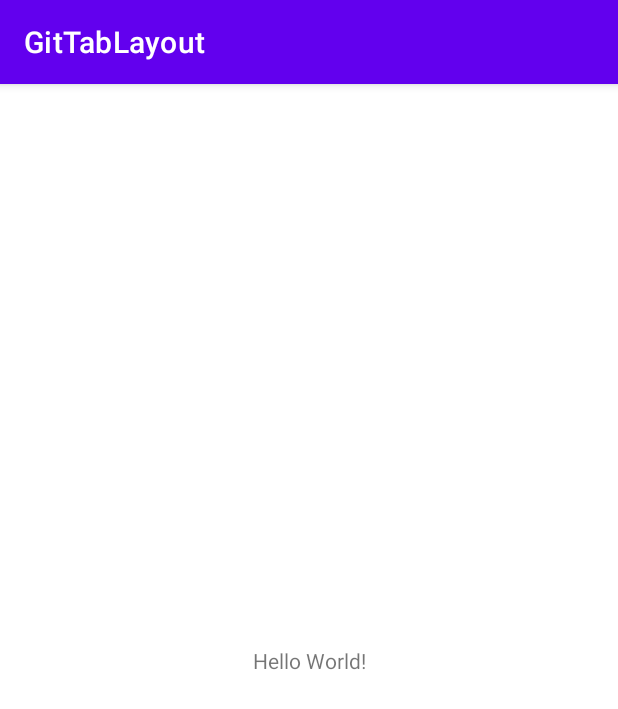
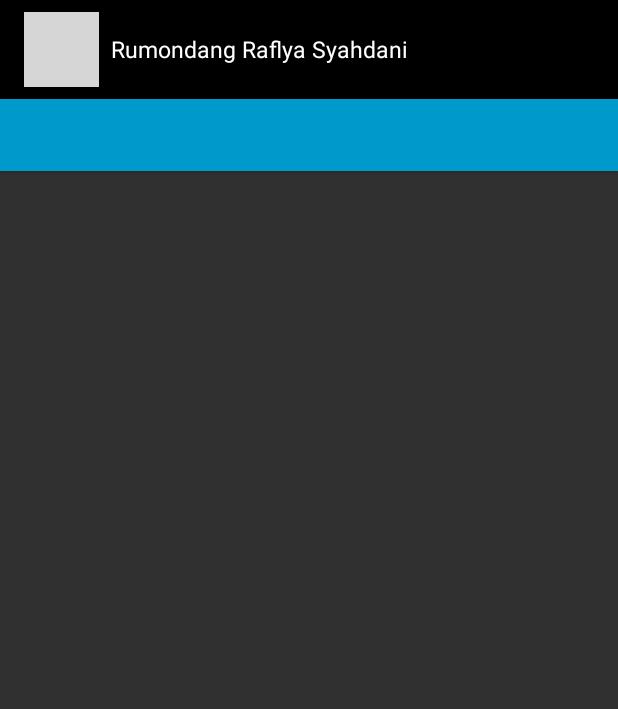
Before and after one commit to raflyasyahdani11/TabLayout, an Android app: the screen it shows after launch (MainActivity), on a phone screen of 412 x 824 dp. Shown: the top 709 px of the screen. Run offline under Robolectric (Android 15) with nearby library versions, the phone set to English and light mode, and no system bars; our stand-ins replace CircleImageView; grey boxes are pictures that could not be loaded.

Commit message:
komit kedua

```diff
--- a/app/build.gradle
+++ b/app/build.gradle
@@ -39,6 +39,11 @@ dependencies {
     implementation 'androidx.appcompat:appcompat:1.2.0'
     implementation 'com.google.android.material:material:1.2.1'
     implementation 'androidx.constraintlayout:constraintlayout:2.0.4'
+    implementation 'com.google.android.material:material:1.2.1'
+    implementation 'androidx.legacy:legacy-support-v4:1.0.0'
+    implementation 'androidx.navigation:navigation-fragment-ktx:2.3.1'
+    implementation 'androidx.navigation:navigation-ui-ktx:2.3.1'
+    implementation 'de.hdodenhof:circleimageview:3.1.0'
     testImplementation 'junit:junit:4.+'
     androidTestImplementation 'androidx.test.ext:junit:1.1.2'
     androidTestImplementation 'androidx.test.espresso:espresso-core:3.3.0'
--- a/app/src/main/java/com/rumondang/gittablayout/MainActivity.kt
+++ b/app/src/main/java/com/rumondang/gittablayout/MainActivity.kt
@@ -2,10 +2,57 @@ package com.rumondang.gittablayout
 
 import androidx.appcompat.app.AppCompatActivity
 import android.os.Bundle
+import androidx.appcompat.widget.Toolbar
+import androidx.fragment.app.Fragment
+import androidx.fragment.app.FragmentManager
+import androidx.fragment.app.FragmentPagerAdapter
+import androidx.viewpager.widget.ViewPager
+import com.google.android.material.tabs.TabLayout
+
 
 class MainActivity : AppCompatActivity() {
     override fun onCreate(savedInstanceState: Bundle?) {
         super.onCreate(savedInstanceState)
         setContentView(R.layout.activity_main)
+
+        val toolbar: Toolbar = findViewById(R.id.toolbar_awal)
+        setSupportActionBar(toolbar)
+        supportActionBar!!.title = ""
+
+        val tabLayout: TabLayout = findViewById(R.id.tab_layout)
+        val viewPager: ViewPager = findViewById(R.id.view_pager)
+        val viewPagerAdapter = ViewPagerAdapter(supportFragmentManager)
+
+        viewPager.adapter = viewPagerAdapter
+        tabLayout.setupWithViewPager(viewPager)
+    }
+    internal class ViewPagerAdapter(fragmentManager: FragmentManager): FragmentPagerAdapter(
+        fragmentManager, BEHAVIOR_RESUME_ONLY_CURRENT_FRAGMENT
+    ){
+
+        private val fragments: ArrayList<Fragment>
+        private val juduls: ArrayList<String>
+
+        init {
+            fragments = ArrayList()
+            juduls = ArrayList()
+        }
+
+        override fun getCount(): Int {
+            return fragments.size
+        }
+
+        override fun getItem(position: Int): Fragment {
+            return fragments[position]
+        }
+
+        fun tambahFragment(fragment: Fragment, judul: String){
+            fragments.add(fragment)
+            juduls.add(judul)
+        }
+
+        override fun getPageTitle(position: Int): CharSequence? {
+            return juduls[position]
+        }
     }
 }
--- a/app/src/main/res/layout/activity_main.xml
+++ b/app/src/main/res/layout/activity_main.xml
@@ -1,18 +1,54 @@
 <?xml version="1.0" encoding="utf-8"?>
-<androidx.constraintlayout.widget.ConstraintLayout xmlns:android="http://schemas.android.com/apk/res/android"
+
+<LinearLayout xmlns:android="http://schemas.android.com/apk/res/android"
     xmlns:app="http://schemas.android.com/apk/res-auto"
     xmlns:tools="http://schemas.android.com/tools"
     android:layout_width="match_parent"
     android:layout_height="match_parent"
+    android:orientation="vertical"
     tools:context=".MainActivity">
 
-    <TextView
-        android:layout_width="wrap_content"
-        android:layout_height="wrap_content"
-        android:text="Hello World!"
-        app:layout_constraintBottom_toBottomOf="parent"
-        app:layout_constraintLeft_toLeftOf="parent"
-        app:layout_constraintRight_toRightOf="parent"
-        app:layout_constraintTop_toTopOf="parent" />
+    <com.google.android.material.appbar.AppBarLayout
+        android:layout_width="match_parent"
+        android:layout_height="wrap_content">
 
-</androidx.constraintlayout.widget.ConstraintLayout>
+        <androidx.appcompat.widget.Toolbar
+            android:id="@+id/toolbar_awal"
+            android:layout_width="match_parent"
+            android:layout_height="wrap_content"
+            android:background="@color/design_default_color_on_secondary"
+            app:popupTheme="@style/AppTheme">
+
+            <de.hdodenhof.circleimageview.CircleImageView
+                android:layout_width="50dp"
+                android:layout_height="50dp"
+                android:layout_marginTop="8dp"
+                android:layout_marginBottom="8dp"
+                android:src="@drawable/mondang"
+                android:tint="@android:color/white" />
+
+            <TextView
+                android:id="@+id/pengguna"
+                android:layout_width="wrap_content"
+                android:layout_height="wrap_content"
+                android:layout_marginStart="24dp"
+                android:text="Rumondang Raflya Syahdani"
+                android:textColor="@android:color/white"
+                android:textSize="15sp" />
+        </androidx.appcompat.widget.Toolbar>
+
+        <com.google.android.material.tabs.TabLayout
+            android:id="@+id/tab_layout"
+            android:layout_width="match_parent"
+            android:layout_height="wrap_content"
+            android:background="@android:color/holo_blue_dark"
+            app:tabIndicatorColor="@android:color/white" />
+
+    </com.google.android.material.appbar.AppBarLayout>
+
+    <androidx.viewpager.widget.ViewPager
+        android:id="@+id/view_pager"
+        android:layout_width="match_parent"
+        android:layout_height="match_parent" />
+
+</LinearLayout>
--- a/app/src/main/res/values-night/themes.xml
+++ b/app/src/main/res/values-night/themes.xml
@@ -1,6 +1,6 @@
 <resources xmlns:tools="http://schemas.android.com/tools">
     <!-- Base application theme. -->
-    <style name="Theme.GitTabLayout" parent="Theme.MaterialComponents.DayNight.DarkActionBar">
+    <style name="Theme.GitTabLayout" parent="Theme.AppCompat.NoActionBar">
         <!-- Primary brand color. -->
         <item name="colorPrimary">@color/purple_200</item>
         <item name="colorPrimaryVariant">@color/purple_700</item>
--- a/app/src/main/res/values/themes.xml
+++ b/app/src/main/res/values/themes.xml
@@ -1,6 +1,6 @@
 <resources xmlns:tools="http://schemas.android.com/tools">
     <!-- Base application theme. -->
-    <style name="Theme.GitTabLayout" parent="Theme.MaterialComponents.DayNight.DarkActionBar">
+    <style name="Theme.GitTabLayout" parent="Theme.AppCompat.NoActionBar">
         <!-- Primary brand color. -->
         <item name="colorPrimary">@color/purple_500</item>
         <item name="colorPrimaryVariant">@color/purple_700</item>
```
